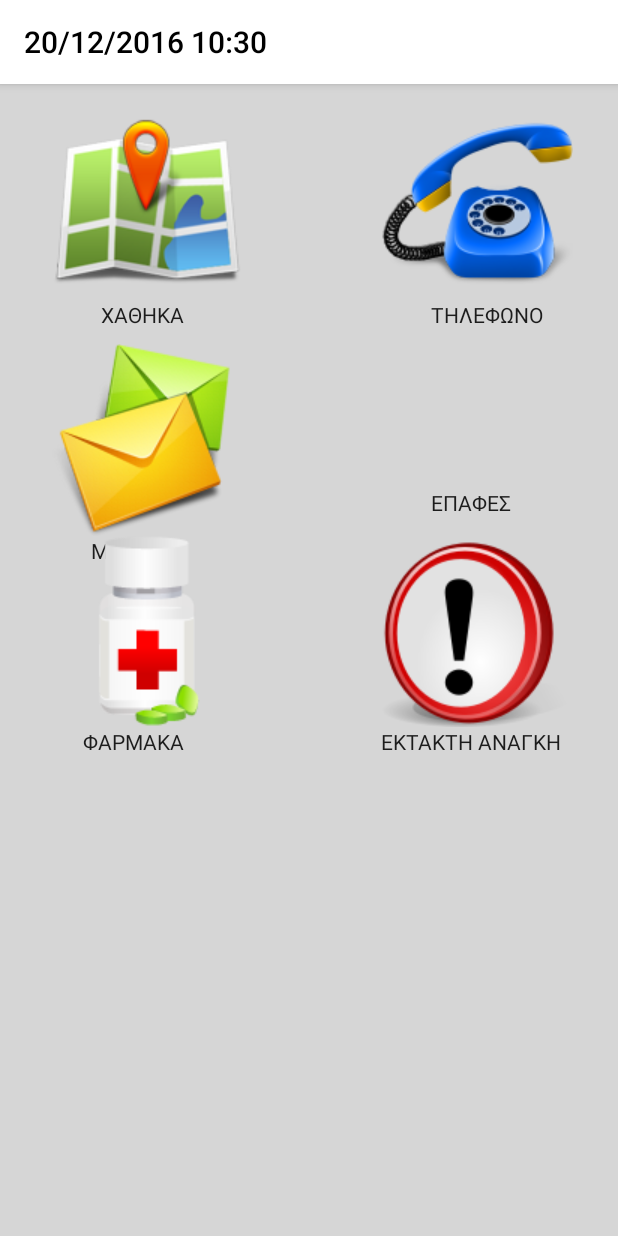
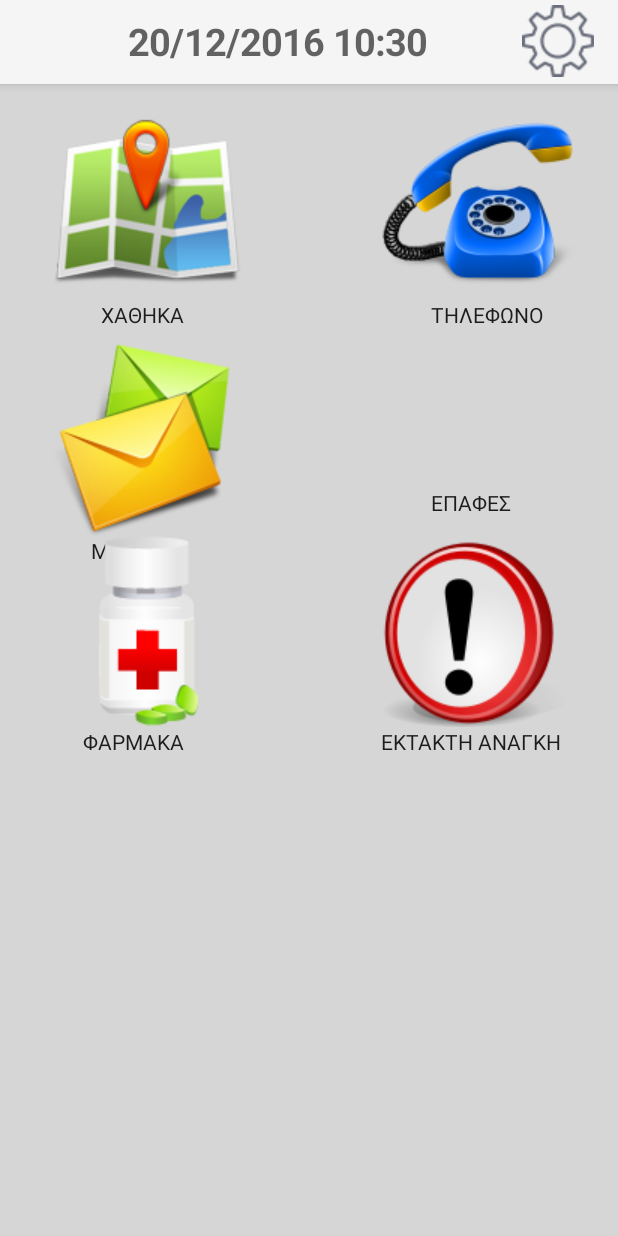
Before and after one commit to TheofilosThd/AppCom, an Android app: the screen it shows after launch (MainActivity), on a phone screen of 412 x 824 dp. Run offline under Robolectric (Android 15) with nearby library versions, the phone set to English and light mode, and no system bars; grey boxes are pictures that could not be loaded.

Commit message:
custom actionbar - datetime fixed - emergency location fixed -add settings button

```diff
--- a/app/src/main/java/com/example/teo/appcom/MainActivity.java
+++ b/app/src/main/java/com/example/teo/appcom/MainActivity.java
@@ -4,12 +4,16 @@ package com.example.teo.appcom;
 import android.content.ComponentName;
 import android.content.Intent;
 import android.net.Uri;
+import android.os.Handler;
 import android.support.annotation.DrawableRes;
+import android.support.v7.app.ActionBar;
 import android.support.v7.app.AppCompatActivity;
 import android.os.Bundle;
 import android.text.Html;
 import android.view.View;
+import android.view.Window;
 import android.widget.ImageButton;
+import android.widget.TextView;
 import android.widget.Toast;
 
 import java.text.SimpleDateFormat;
@@ -25,31 +29,43 @@ public class MainActivity extends AppCompatActivity {
     private ImageButton sos_btn;
     private ImageButton con_btn;
     private ImageButton med_btn;
+    private ImageButton set_btn;
+    private TextView dateTime ;
+
+    Handler handler=new Handler();
+    int count =0;
 
     @Override
     protected void onCreate(Bundle savedInstanceState) {
         super.onCreate(savedInstanceState);
         setContentView(R.layout.activity_main);
 
+
+
+
+
+
+        getSupportActionBar().setDisplayOptions(ActionBar.DISPLAY_SHOW_CUSTOM);
+        getSupportActionBar().setCustomView(R.layout.custom_action_bar_layout);
+        //getSupportActionBar().setTitle((Html.fromHtml("<font color=\"#000000\" >" +currentDate + "</font>")));
+
+        getSupportActionBar().setDisplayShowHomeEnabled(true);
+
+        View view =getSupportActionBar().getCustomView();
+        dateTime = (TextView) findViewById(R.id.datetime);
         tel_btn = (ImageButton) findViewById(R.id.tel_btn);
         sms_btn = (ImageButton) findViewById(R.id.sms_btn);
         map_btn = (ImageButton) findViewById(R.id.map_btn);
         sos_btn = (ImageButton) findViewById(R.id.torch_btn);
         con_btn = (ImageButton) findViewById(R.id.con_btn);
         med_btn = (ImageButton) findViewById(R.id.med_btn);
+        set_btn = (ImageButton) findViewById(R.id.set_btn);
 
 
-
-        Calendar c = Calendar.getInstance(TimeZone.getTimeZone("GMT"),Locale.getDefault());
-        SimpleDateFormat df = new SimpleDateFormat("  dd/MM/yyyy HH:mm ");
-        String currentDate = df.format(c.getTime());
+        handler.post(updateTextRunnable);
 
 
-
-
-        getSupportActionBar().setTitle((Html.fromHtml("<font color=\"#000000\" >" +currentDate + "</font>")));
-        getSupportActionBar().setDisplayShowHomeEnabled(true);
-       // getSupportActionBar().setIcon(R.drawable.setting);
+        // getSupportActionBar().setIcon(R.drawable.setting);
 
         tel_btn.setOnClickListener(new View.OnClickListener() {
             @Override
@@ -116,6 +132,24 @@ public class MainActivity extends AppCompatActivity {
             }
         });
 
-    }
+        set_btn.setOnClickListener(new View.OnClickListener() {
+            @Override
+            public void onClick(View view) {
+                Intent i = new Intent(MainActivity.this,SettingsActivity.class);
+                startActivity(i);
+            }
+        });
 
     }
+    Runnable updateTextRunnable=new Runnable(){
+        public void run() {
+            Calendar c = Calendar.getInstance(TimeZone.getTimeZone("GMT"),Locale.getDefault());
+            SimpleDateFormat df = new SimpleDateFormat("  dd/MM/yyyy HH:mm ");
+            String currentDate = df.format(c.getTime());
+            dateTime.setText(currentDate);
+            dateTime.setTextSize(25);
+            handler.postDelayed(this, 1000);
+        }
+    };
+
+    }
--- a/app/src/main/java/com/example/teo/appcom/SmsActivity.java
+++ b/app/src/main/java/com/example/teo/appcom/SmsActivity.java
@@ -27,7 +27,7 @@ public class SmsActivity extends AppCompatActivity {
     protected void onCreate(Bundle savedInstanceState) {
         super.onCreate(savedInstanceState);
         setContentView(R.layout.activity_sms);
-
+        getSupportActionBar().setTitle("");
         sms_input = (EditText) findViewById(R.id.sms_input);
         mic_btn = (ImageButton) findViewById(R.id.mic_btn);
         send_btn = (Button) findViewById(R.id.send_btn);
--- a/app/src/main/java/com/example/teo/appcom/TelActivity.java
+++ b/app/src/main/java/com/example/teo/appcom/TelActivity.java
@@ -8,6 +8,7 @@ import android.provider.ContactsContract;
 import android.support.v7.app.AppCompatActivity;
 import android.os.Bundle;
 import android.view.View;
+import android.view.Window;
 import android.widget.Button;
 import android.widget.ImageButton;
 import android.widget.TextView;
@@ -40,6 +41,8 @@ public class TelActivity extends AppCompatActivity {
 
         telephone_input.setTypeface(null, Typeface.BOLD_ITALIC);
         telephone_input.setTextSize(53);
+
+        getSupportActionBar().setTitle("");
 
         n0_btn.setOnClickListener(new View.OnClickListener() {
             @Override
--- /dev/null
+++ b/app/src/main/res/layout/custom_action_bar_layout.xml
@@ -0,0 +1,38 @@
+<?xml version="1.0" encoding="utf-8"?>
+<TableLayout xmlns:android="http://schemas.android.com/apk/res/android"
+    android:layout_width="match_parent"
+    android:layout_height="wrap_content"
+    android:orientation="horizontal"
+    >
+
+    <TableRow>
+
+
+
+
+        <TextView
+            android:id="@+id/datetime"
+            android:layout_width="wrap_content"
+            android:layout_height="wrap_content"
+            android:gravity="center_horizontal"
+            android:textAppearance="?android:attr/textAppearanceMedium"
+            android:textStyle="bold"
+            android:padding="10dp"
+            android:layout_alignParentTop="true"
+            android:layout_weight="1"
+            />
+
+        <ImageButton
+            android:layout_width="wrap_content"
+            android:layout_height="wrap_content"
+            android:src="@drawable/setting"
+            android:id="@+id/set_btn"
+            android:layout_gravity="center_vertical"
+            android:background="@android:color/transparent"
+            android:layout_alignParentTop="true"
+            android:layout_centerHorizontal="true" />
+
+
+    </TableRow>
+
+</TableLayout>
--- a/app/src/main/res/values/styles.xml
+++ b/app/src/main/res/values/styles.xml
@@ -13,11 +13,20 @@
     <style name="AppTheme.NoActionBar">
         <item name="windowActionBar">false</item>
         <item name="windowNoTitle">true</item>
+
     </style>
+
 
     <style name="AppTheme.AppBarOverlay" parent="ThemeOverlay.AppCompat.Dark.ActionBar" />
 
     <style name="AppTheme.PopupOverlay" parent="ThemeOverlay.AppCompat.Light" />
 
+    <style name="CustomTheme" parent="Theme.AppCompat.Light">
+
+        <item name="contentInsetStart">0dp</item>
+        <item name="contentInsetEnd">0dp</item>
+        <item name="android:windowBackground">@color/bg</item>
+
+    </style>
 
 </resources>
```
Also changed, not shown: app/src/main/AndroidManifest.xml (+8 -6 lines), app/src/main/java/com/example/teo/appcom/EmergencyActivity.java (+30 -2 lines), app/src/main/java/com/example/teo/appcom/SettingsActivity.java (added, +21 -0 lines), app/src/main/java/com/example/teo/appcom/addContact.java (deleted, +0 -46 lines), app/src/main/res/layout/activity_add_contact.xml (deleted, +0 -45 lines), app/src/main/res/layout/activity_emergency.xml (+45 -5 lines), app/src/main/res/layout/activity_settings.xml (added, +14 -0 lines), app/src/main/res/layout/activity_tel.xml (+48 -49 lines).
